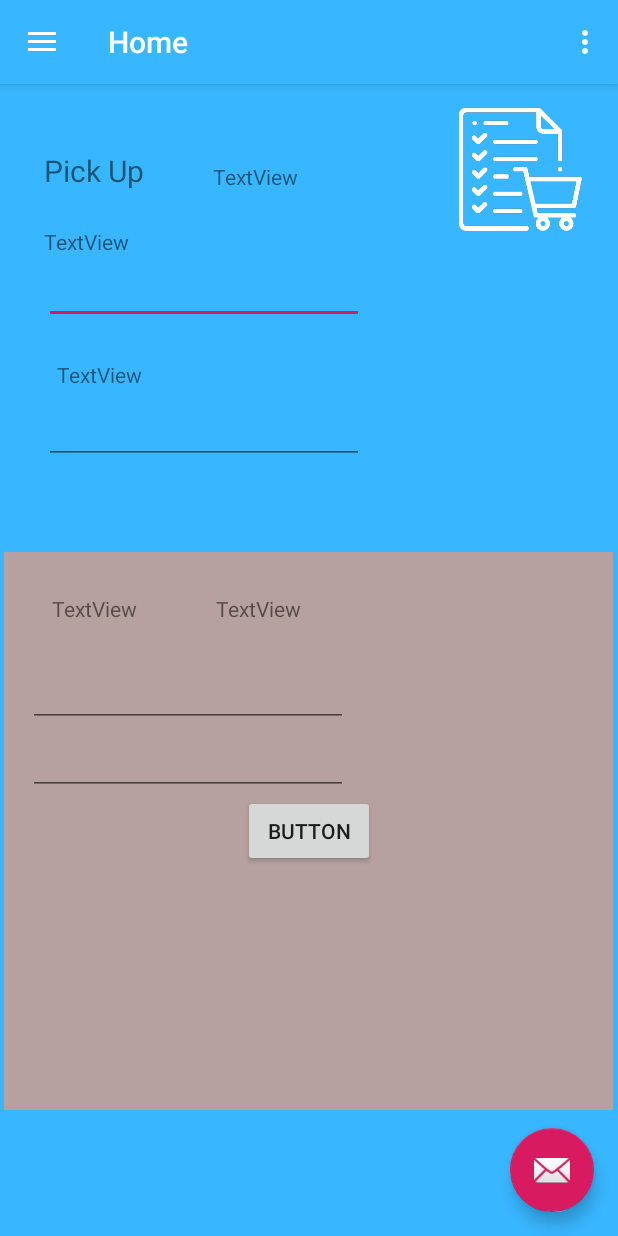
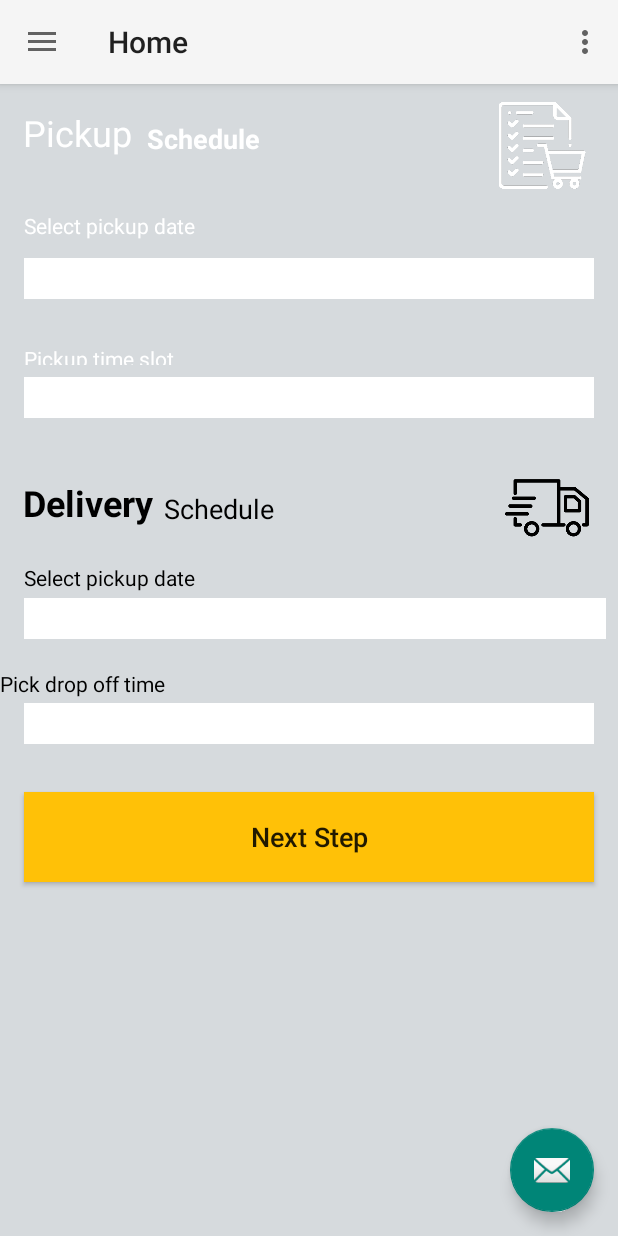
Before and after one commit to vickaw/Laundryathome, an Android app: the ScheduleWashing screen opened directly, with no data from a screen before it, on a phone screen of 412 x 824 dp. Run offline under Robolectric (Android 15) with nearby library versions, the phone set to English and light mode, and no system bars; our stand-ins replace navigation-ui.

Commit message:
Navigational Drawer working with framents

```diff
--- a/app/src/main/java/kawelenga/packag/com/laundryathome/ScheduleWash.java
+++ b/app/src/main/java/kawelenga/packag/com/laundryathome/ScheduleWashing.java
@@ -21,14 +21,14 @@ import androidx.appcompat.widget.Toolbar;
 
 import android.view.Menu;
 
-public class ScheduleWash extends AppCompatActivity {
+public class ScheduleWashing extends AppCompatActivity {
 
     private AppBarConfiguration mAppBarConfiguration;
 
     @Override
     protected void onCreate(Bundle savedInstanceState) {
         super.onCreate(savedInstanceState);
-        setContentView(R.layout.activity_schedule_wash);
+        setContentView(R.layout.activity_schedule_washing);
         Toolbar toolbar = findViewById(R.id.toolbar);
         setSupportActionBar(toolbar);
         FloatingActionButton fab = findViewById(R.id.fab);
@@ -56,7 +56,7 @@ public class ScheduleWash extends AppCompatActivity {
     @Override
     public boolean onCreateOptionsMenu(Menu menu) {
         // Inflate the menu; this adds items to the action bar if it is present.
-        getMenuInflater().inflate(R.menu.schedule_wash, menu);
+        getMenuInflater().inflate(R.menu.schedule_washing, menu);
         return true;
     }
 
--- a/app/src/main/java/kawelenga/packag/com/laundryathome/SignIn.java
+++ b/app/src/main/java/kawelenga/packag/com/laundryathome/SignIn.java
@@ -25,7 +25,7 @@ public class SignIn extends AppCompatActivity {
             @Override
             public void onClick(View v) {
 
-                Intent loginin = new Intent(SignIn.this, ScheduleWash.class);
+               Intent loginin = new Intent(SignIn.this, ScheduleWashing.class);
                 startActivity(loginin);
 
 
--- a/app/src/main/java/kawelenga/packag/com/laundryathome/ui/home/HomeFragment.java
+++ b/app/src/main/java/kawelenga/packag/com/laundryathome/ui/home/HomeFragment.java
@@ -1,10 +1,17 @@
 package kawelenga.packag.com.laundryathome.ui.home;
 
+import android.app.DatePickerDialog;
+import android.graphics.Color;
+import android.graphics.drawable.ColorDrawable;
 import android.os.Bundle;
+import android.util.Log;
 import android.view.LayoutInflater;
 import android.view.View;
 import android.view.ViewGroup;
+import android.widget.Button;
+import android.widget.DatePicker;
 import android.widget.TextView;
+import android.widget.Toast;
 
 import androidx.annotation.Nullable;
 import androidx.annotation.NonNull;
@@ -12,11 +19,20 @@ import androidx.fragment.app.Fragment;
 import androidx.lifecycle.Observer;
 import androidx.lifecycle.ViewModelProviders;
 
+import kawelenga.packag.com.laundryathome.MainActivity;
 import kawelenga.packag.com.laundryathome.R;
+import java.util.Calendar;
 
 public class HomeFragment extends Fragment {
 
+    //private Boolean nextAction;
+
     private HomeViewModel homeViewModel;
+    private TextView mDisplayDate;
+    private DatePickerDialog.OnDateSetListener mDateSetListener;
+    private Button nextActivity;
+    private static final String TAG = "Home";
+
 
     public View onCreateView(@NonNull LayoutInflater inflater,
                              ViewGroup container, Bundle savedInstanceState) {
@@ -24,12 +40,67 @@ public class HomeFragment extends Fragment {
                 ViewModelProviders.of(this).get(HomeViewModel.class);
         View root = inflater.inflate(R.layout.fragment_home, container, false);
         //final TextView textView = root.findViewById(R.id.text_home);
+        //final TextView tv = root.findViewById(R.id.txt_home3);
+
+        nextActivity = root.findViewById(R.id.btnNext);
+        mDisplayDate =root.findViewById(R.id.text_home2);
+
+
         homeViewModel.getText().observe(this, new Observer<String>() {
             @Override
             public void onChanged(@Nullable String s) {
-            //    textView.setText(s);
+                //textView.setText(s);
+
+                nextActivity.setOnClickListener(new View.OnClickListener() {
+                    @Override
+                    public void onClick(View v) {
+
+                        Toast.makeText(getContext(), "Done it ", Toast.LENGTH_LONG).show();
+                    }
+                });
+
+
+                mDisplayDate.setOnClickListener(new View.OnClickListener() {
+                    @Override
+                    public void onClick(View v) {
+                        //Toast.makeText(getContext(), "Date Listener working ! ", Toast.LENGTH_LONG).show();
+                        Calendar cal = Calendar.getInstance();
+                        int year = cal.get(Calendar.YEAR);
+                        int month = cal.get(Calendar.MONTH);
+                        int day = cal.get(Calendar.DAY_OF_MONTH);
+
+                        mDateSetListener = new DatePickerDialog.OnDateSetListener() {
+                            @Override
+                            public void onDateSet(DatePicker datePicker, int year, int month, int day) {
+                                month = month + 1;
+                                Log.d(TAG, "onDateSet: mm/dd/yyy: " + month + "/" + day + "/" + year);
+
+                                String date = month + "/" + day + "/" + year;
+                                mDisplayDate.setText(date);
+                            }
+                        };
+
+
+                        DatePickerDialog dialog = new DatePickerDialog(
+                                getContext(),
+                                android.R.style.Theme_Holo_Light_Dialog_MinWidth,
+                                mDateSetListener,
+                                year,month,day);
+                        dialog.getWindow().setBackgroundDrawable(new ColorDrawable(Color.TRANSPARENT));
+                        dialog.show();
+
+                    }
+
+
+
+
+
+                });
             }
         });
         return root;
+
+
+
     }
 }
--- a/app/src/main/res/layout/activity_schedule_wash.xml
+++ b/app/src/main/res/layout/activity_schedule_washing.xml
@@ -9,7 +9,7 @@
     tools:openDrawer="start">
 
     <include
-        layout="@layout/app_bar_schedule_wash"
+        layout="@layout/app_bar_schedule_washing"
         android:layout_width="match_parent"
         android:layout_height="match_parent" />
 
@@ -19,7 +19,7 @@
         android:layout_height="match_parent"
         android:layout_gravity="start"
         android:fitsSystemWindows="true"
-        app:headerLayout="@layout/nav_header_schedule_wash"
-        app:menu="@menu/activity_schedule_wash_drawer" />
+        app:headerLayout="@layout/nav_header_schedule_washing"
+        app:menu="@menu/activity_schedule_washing_drawer" />
 
 </androidx.drawerlayout.widget.DrawerLayout>
--- a/app/src/main/res/layout/activity_sign_in.xml
+++ b/app/src/main/res/layout/activity_sign_in.xml
@@ -191,4 +191,5 @@
         app:layout_constraintHorizontal_bias="1.0"
         app:layout_constraintStart_toStartOf="parent"
         app:layout_constraintTop_toBottomOf="@+id/textView5" />
+
 </androidx.constraintlayout.widget.ConstraintLayout>
--- a/app/src/main/res/layout/app_bar_schedule_wash.xml
+++ b/app/src/main/res/layout/app_bar_schedule_washing.xml
@@ -4,7 +4,7 @@
     xmlns:tools="http://schemas.android.com/tools"
     android:layout_width="match_parent"
     android:layout_height="match_parent"
-    tools:context=".ScheduleWash">
+    tools:context=".ScheduleWashing">
 
     <com.google.android.material.appbar.AppBarLayout
         android:layout_width="match_parent"
@@ -20,7 +20,7 @@
 
     </com.google.android.material.appbar.AppBarLayout>
 
-    <include layout="@layout/content_schedule_wash" />
+    <include layout="@layout/content_schedule_washing" />
 
     <com.google.android.material.floatingactionbutton.FloatingActionButton
         android:id="@+id/fab"
--- a/app/src/main/res/layout/fragment_home.xml
+++ b/app/src/main/res/layout/fragment_home.xml
@@ -4,159 +4,217 @@
     xmlns:tools="http://schemas.android.com/tools"
     android:layout_width="match_parent"
     android:layout_height="match_parent"
-    android:background="#38B6FF">
+    android:background="#D6DADD">
 
     <TextView
-        android:id="@+id/text"
+        android:id="@+id/text_home"
         android:layout_width="wrap_content"
         android:layout_height="wrap_content"
-        android:layout_marginStart="8dp"
-        android:layout_marginTop="44dp"
-        android:layout_marginEnd="8dp"
-        android:text="Pick Up"
+        android:layout_marginTop="16dp"
+        android:text="Pickup  "
+        android:textAlignment="center"
+        android:textColor="#FFFFFF"
+        android:textSize="24sp"
+        app:layout_constraintEnd_toEndOf="parent"
+        app:layout_constraintHorizontal_bias="0.047"
+        app:layout_constraintStart_toStartOf="parent"
+        app:layout_constraintTop_toTopOf="parent" />
+
+    <TextView
+        android:id="@+id/text_home2"
+        android:layout_width="match_parent"
+        android:layout_height="wrap_content"
+        android:layout_marginStart="16dp"
+        android:layout_marginLeft="16dp"
+        android:layout_marginTop="12dp"
+        android:layout_marginEnd="16dp"
+        android:layout_marginRight="16dp"
+        android:background="#FFFFFF"
         android:textAlignment="center"
         android:textSize="20sp"
         app:layout_constraintEnd_toEndOf="parent"
-        app:layout_constraintHorizontal_bias="0.064"
+        app:layout_constraintHorizontal_bias="1.0"
+        app:layout_constraintStart_toStartOf="parent"
+        app:layout_constraintTop_toBottomOf="@+id/textView15" />
+
+    <TextView
+        android:id="@+id/text_home4"
+        android:layout_width="match_parent"
+        android:layout_height="wrap_content"
+        android:layout_marginStart="16dp"
+        android:layout_marginLeft="16dp"
+        android:layout_marginTop="4dp"
+        android:layout_marginEnd="8dp"
+        android:layout_marginRight="8dp"
+        android:background="#FFFFFF"
+        android:textAlignment="center"
+        android:textSize="20sp"
+        app:layout_constraintEnd_toEndOf="parent"
+        app:layout_constraintHorizontal_bias="0.0"
+        app:layout_constraintStart_toStartOf="parent"
+        app:layout_constraintTop_toBottomOf="@+id/textView20" />
+
+    <TextView
+        android:id="@+id/text_home5"
+        android:layout_width="match_parent"
+        android:layout_height="wrap_content"
+        android:layout_marginStart="16dp"
+        android:layout_marginLeft="16dp"
+        android:layout_marginTop="3dp"
+        android:layout_marginEnd="16dp"
+        android:layout_marginRight="16dp"
+        android:background="#FFFFFF"
+        android:textAlignment="center"
+        android:textSize="20sp"
+        app:layout_constraintEnd_toEndOf="parent"
+        app:layout_constraintStart_toStartOf="parent"
+        app:layout_constraintTop_toBottomOf="@+id/txttextime " />
+
+    <TextView
+        android:id="@+id/txt_time"
+        android:layout_width="match_parent"
+        android:layout_height="wrap_content"
+        android:layout_marginStart="16dp"
+        android:layout_marginLeft="16dp"
+        android:layout_marginTop="8dp"
+        android:layout_marginEnd="16dp"
+        android:layout_marginRight="16dp"
+        android:background="#FFFFFF"
+        android:textAlignment="center"
+        android:textSize="20sp"
+        app:layout_constraintEnd_toEndOf="parent"
+        app:layout_constraintStart_toStartOf="parent"
+        app:layout_constraintTop_toBottomOf="@+id/textView16" />
+
+    <Button
+        android:id="@+id/btnNext"
+        android:layout_width="0dp"
+        android:layout_height="60dp"
+        android:layout_marginStart="16dp"
+        android:layout_marginLeft="16dp"
+        android:layout_marginTop="32dp"
+        android:layout_marginEnd="16dp"
+        android:layout_marginRight="16dp"
+        android:background="#FFC107"
+        android:text="Next Step"
+        android:textAllCaps="false"
+        android:textSize="18sp"
+        android:textStyle="normal"
+        app:layout_constraintEnd_toEndOf="parent"
+        app:layout_constraintHorizontal_bias="0.0"
+        app:layout_constraintStart_toStartOf="parent"
+        app:layout_constraintTop_toBottomOf="@+id/text_home5" />
+
+    <TextView
+        android:id="@+id/textView14"
+        android:layout_width="wrap_content"
+        android:layout_height="wrap_content"
+        android:layout_marginTop="24dp"
+        android:text="Schedule"
+        android:textColor="#FFFFFF"
+        android:textSize="18sp"
+        android:textStyle="bold"
+        app:layout_constraintEnd_toEndOf="parent"
+        app:layout_constraintHorizontal_bias="0.292"
         app:layout_constraintStart_toStartOf="parent"
         app:layout_constraintTop_toTopOf="parent" />
 
     <ImageView
         android:id="@+id/imageView3"
-        android:layout_width="118dp"
-        android:layout_height="82dp"
-        android:layout_marginTop="16dp"
+        android:layout_width="72dp"
+        android:layout_height="58dp"
+        android:layout_marginTop="12dp"
         app:layout_constraintEnd_toEndOf="parent"
-        app:layout_constraintHorizontal_bias="0.969"
-        app:layout_constraintStart_toEndOf="@+id/text"
+        app:layout_constraintHorizontal_bias="0.91"
+        app:layout_constraintStart_toEndOf="@+id/textView14"
         app:layout_constraintTop_toTopOf="parent"
         app:srcCompat="@drawable/shoppingwlist" />
 
     <TextView
-        android:id="@+id/textView12"
+        android:id="@+id/textView15"
+        android:layout_width="wrap_content"
+        android:layout_height="wrap_content"
+        android:layout_marginTop="36dp"
+        android:text="Select pickup date"
+        android:textColor="#FFFFFF"
+        app:layout_constraintEnd_toEndOf="parent"
+        app:layout_constraintHorizontal_bias="0.054"
+        app:layout_constraintStart_toStartOf="parent"
+        app:layout_constraintTop_toBottomOf="@+id/text_home" />
+
+    <TextView
+        android:id="@+id/textView20"
         android:layout_width="wrap_content"
         android:layout_height="wrap_content"
         android:layout_marginTop="24dp"
-        android:text="TextView"
+        android:text="Select pickup date"
+        android:textColor="#000000"
         app:layout_constraintEnd_toEndOf="parent"
-        app:layout_constraintHorizontal_bias="0.082"
+        app:layout_constraintHorizontal_bias="0.054"
         app:layout_constraintStart_toStartOf="parent"
-        app:layout_constraintTop_toBottomOf="@+id/text" />
+        app:layout_constraintTop_toBottomOf="@+id/textView18" />
 
-    <EditText
-        android:id="@+id/edtPickUpDate"
+    <TextView
+        android:id="@+id/txttextime "
         android:layout_width="wrap_content"
         android:layout_height="wrap_content"
-        android:ems="10"
-        android:inputType="date"
-        app:layout_constraintEnd_toEndOf="parent"
-        app:layout_constraintHorizontal_bias="0.146"
-        app:layout_constraintStart_toStartOf="parent"
-        app:layout_constraintTop_toBottomOf="@+id/textView12" />
+        android:layout_marginTop="20dp"
+        android:text="Pick drop off time"
+        android:textColor="#000000"
+        app:layout_constraintTop_toBottomOf="@+id/text_home4"
+        tools:layout_editor_absoluteX="18dp" />
 
     <TextView
-        android:id="@+id/textView13"
+        android:id="@+id/textView16"
+        android:layout_width="109dp"
+        android:layout_height="14dp"
+        android:layout_marginTop="30dp"
+        android:text="Pickup time slot"
+        android:textColor="#FFFFFF"
+        android:textSize="14sp"
+        app:layout_constraintEnd_toEndOf="parent"
+        app:layout_constraintHorizontal_bias="0.052"
+        app:layout_constraintStart_toStartOf="parent"
+        app:layout_constraintTop_toBottomOf="@+id/text_home2" />
+
+    <TextView
+        android:id="@+id/textView18"
         android:layout_width="wrap_content"
         android:layout_height="wrap_content"
-        android:layout_marginTop="24dp"
-        android:text="TextView"
+        android:layout_marginTop="40dp"
+        android:text="Delivery "
+        android:textColor="#000000"
+        android:textSize="24sp"
+        android:textStyle="bold"
         app:layout_constraintEnd_toEndOf="parent"
-        app:layout_constraintHorizontal_bias="0.107"
+        app:layout_constraintHorizontal_bias="0.049"
         app:layout_constraintStart_toStartOf="parent"
-        app:layout_constraintTop_toBottomOf="@+id/edtPickUpDate" />
+        app:layout_constraintTop_toBottomOf="@+id/txt_time" />
 
-    <EditText
-        android:id="@+id/editText8"
+    <TextView
+        android:id="@+id/textView19"
         android:layout_width="wrap_content"
         android:layout_height="wrap_content"
         android:layout_marginTop="48dp"
-        android:ems="10"
-        android:inputType="time"
+        android:text="Schedule"
+        android:textColor="#000000"
+        android:textSize="18sp"
         app:layout_constraintEnd_toEndOf="parent"
-        app:layout_constraintHorizontal_bias="0.146"
+        app:layout_constraintHorizontal_bias="0.322"
         app:layout_constraintStart_toStartOf="parent"
-        app:layout_constraintTop_toBottomOf="@+id/edtPickUpDate"
-        android:clickable="true"
-        />
+        app:layout_constraintTop_toBottomOf="@+id/txt_time" />
 
-
-
-
-    <TextView
-        android:id="@+id/textView14"
-        android:layout_width="wrap_content"
-        android:layout_height="wrap_content"
-        android:layout_marginTop="52dp"
-        android:text="TextView"
+    <ImageView
+        android:id="@+id/imageView6"
+        android:layout_width="65dp"
+        android:layout_height="56dp"
+        android:layout_marginStart="320dp"
+        android:layout_marginLeft="320dp"
+        android:layout_marginTop="32dp"
         app:layout_constraintEnd_toEndOf="parent"
-        app:layout_constraintHorizontal_bias="0.4"
+        app:layout_constraintHorizontal_bias="0.461"
         app:layout_constraintStart_toStartOf="parent"
-        app:layout_constraintTop_toTopOf="parent" />
-
-    <androidx.constraintlayout.widget.ConstraintLayout
-        android:id="@+id/constraintLayout"
-        android:layout_width="406dp"
-        android:layout_height="372dp"
-        android:layout_marginTop="312dp"
-        android:background="#B6A0A0"
-        app:layout_constraintEnd_toEndOf="parent"
-        app:layout_constraintHorizontal_bias="0.4"
-        app:layout_constraintStart_toStartOf="parent"
-        app:layout_constraintTop_toTopOf="parent">
-
-        <TextView
-            android:id="@+id/textView15"
-            android:layout_width="wrap_content"
-            android:layout_height="wrap_content"
-            android:layout_marginTop="28dp"
-            android:text="TextView"
-            app:layout_constraintEnd_toStartOf="@+id/textView16"
-            app:layout_constraintHorizontal_bias="0.376"
-            app:layout_constraintStart_toStartOf="parent"
-            app:layout_constraintTop_toTopOf="parent" />
-
-        <TextView
-            android:id="@+id/textView16"
-            android:layout_width="wrap_content"
-            android:layout_height="wrap_content"
-            android:layout_marginTop="28dp"
-            android:layout_marginEnd="208dp"
-            android:layout_marginRight="208dp"
-            android:text="TextView"
-            app:layout_constraintEnd_toEndOf="parent"
-            app:layout_constraintTop_toTopOf="parent" />
-
-        <EditText
-            android:id="@+id/editText9"
-            android:layout_width="wrap_content"
-            android:layout_height="wrap_content"
-            android:layout_marginTop="24dp"
-            android:ems="10"
-            android:inputType="date"
-            app:layout_constraintEnd_toEndOf="parent"
-            app:layout_constraintHorizontal_bias="0.082"
-            app:layout_constraintStart_toStartOf="parent"
-            app:layout_constraintTop_toBottomOf="@+id/textView15" />
-
-        <EditText
-            android:id="@+id/editText10"
-            android:layout_width="wrap_content"
-            android:layout_height="wrap_content"
-            android:ems="10"
-            android:inputType="time"
-            app:layout_constraintEnd_toEndOf="parent"
-            app:layout_constraintHorizontal_bias="0.082"
-            app:layout_constraintStart_toStartOf="parent"
-            app:layout_constraintTop_toBottomOf="@+id/editText9" />
-
-        <Button
-            android:id="@+id/button5"
-            android:layout_width="wrap_content"
-            android:layout_height="wrap_content"
-            android:text="Button"
-            app:layout_constraintEnd_toEndOf="parent"
-            app:layout_constraintStart_toStartOf="parent"
-            app:layout_constraintTop_toBottomOf="@+id/editText10" />
-    </androidx.constraintlayout.widget.ConstraintLayout>
+        app:layout_constraintTop_toBottomOf="@+id/txt_time"
+        app:srcCompat="@drawable/deliverytruck" />
 
 </androidx.constraintlayout.widget.ConstraintLayout>
--- a/app/src/main/res/values-v21/styles.xml
+++ /dev/null
@@ -1,8 +0,0 @@
-<resources>
-
-    <style name="AppTheme.NoActionBar">
-        <item name="windowActionBar">false</item>
-        <item name="windowNoTitle">true</item>
-        <item name="android:statusBarColor">@android:color/transparent</item>
-    </style>
-</resources>
--- a/app/src/main/res/values/strings.xml
+++ b/app/src/main/res/values/strings.xml
@@ -22,4 +22,6 @@
     <string name="menu_tools">Tools</string>
     <string name="menu_share">Share</string>
     <string name="menu_send">Send</string>
+    <string name="title_activity_schedule_washing">ScheduleWashing</string>
+
 </resources>
--- a/app/src/main/res/values/styles.xml
+++ /dev/null
@@ -1,20 +0,0 @@
-<resources>
-
-    <!-- Base application theme. -->
-    <style name="AppTheme" parent="Theme.AppCompat.Light.DarkActionBar">
-        <!-- Customize your theme here. -->
-        <item name="colorPrimary">@color/colorPrimary</item>
-        <item name="colorPrimaryDark">@color/colorPrimaryDark</item>
-        <item name="colorAccent">@color/colorAccent</item>
-    </style>
-
-    <style name="AppTheme.NoActionBar">
-        <item name="windowActionBar">false</item>
-        <item name="windowNoTitle">true</item>
-    </style>
-
-    <style name="AppTheme.AppBarOverlay" parent="ThemeOverlay.AppCompat.Dark.ActionBar" />
-
-    <style name="AppTheme.PopupOverlay" parent="ThemeOverlay.AppCompat.Light" />
-
-</resources>
```
Also changed, not shown: app/src/main/AndroidManifest.xml (+8 -4 lines), app/src/main/res/layout/content_schedule_washing.xml (renamed from app/src/main/res/layout/content_schedule_wash.xml), app/src/main/res/layout/nav_header_schedule_washing.xml (renamed from app/src/main/res/layout/nav_header_schedule_wash.xml), app/src/main/res/menu/activity_schedule_washing_drawer.xml (renamed from app/src/main/res/menu/activity_schedule_wash_drawer.xml), app/src/main/res/menu/schedule_washing.xml (renamed from app/src/main/res/menu/schedule_wash.xml).
